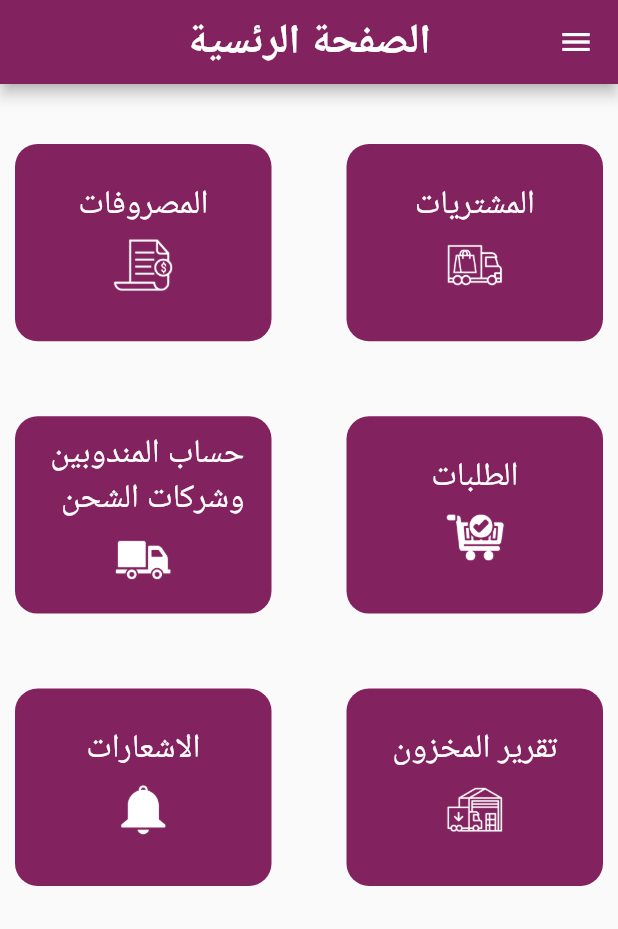
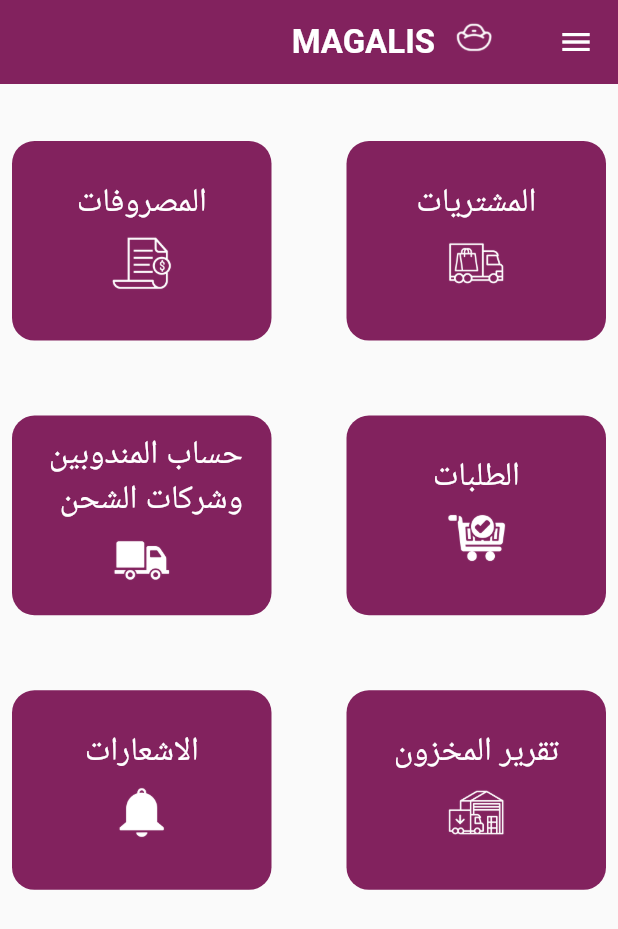
Before and after one commit to kamel-devil/ERP_Mobile, a Flutter app: the HomePage screen opened directly, on a phone screen of 412 x 824 dp. Shown: the top 929 px of the screen. Run offline on Flutter 3.47's test engine with Material 2 defaults, Android fonts, the phone set to English and light mode, and no system bars; our stand-ins replace cloud_firestore, dropdown_search, get; missing offline and left inert: qlevar_router; accounts and stored records are empty.

Commit message:
updated view dropdown

```diff
--- a/lib/components/appBar.dart
+++ b/lib/components/appBar.dart
@@ -14,7 +14,9 @@ class DefaultAppBar extends StatelessWidget {
     SizeConfig.init(context);
     String formattedDate = DateFormat('dd/MM/yy').format(now);
 
-    return Row(
+    return Padding(
+      padding: const EdgeInsets.symmetric(horizontal: 5),
+      child: Row(
         mainAxisAlignment: MainAxisAlignment.spaceBetween,
         crossAxisAlignment: CrossAxisAlignment.start,
         children: [
@@ -36,6 +38,7 @@ class DefaultAppBar extends StatelessWidget {
             ),
           ),
         ],
+      ),
     );
   }
 }
--- a/lib/main.dart
+++ b/lib/main.dart
@@ -2,8 +2,10 @@ import 'package:erp_app/routes/routes.dart';
 import 'package:erp_app/view/category/add_cat.dart';
 import 'package:erp_app/view/home/homepage.dart';
 import 'package:erp_app/view/industry/confirm_indus.dart';
+import 'package:erp_app/view/industry/indus_orders.dart';
 import 'package:erp_app/view/orders/account_statement.dart';
 import 'package:erp_app/view/orders/add_orders.dart';
+import 'package:erp_app/view/orders/companies_representatives.dart';
 import 'package:erp_app/view/orders/orders_details.dart';
 import 'package:erp_app/view/purchases/confirm_purchase.dart';
 import 'package:erp_app/view/store/stores.dart';
@@ -35,7 +37,7 @@ class MyApp extends StatelessWidget {
       theme: ThemeData(
         primarySwatch: Colors.blue,
       ),
-      home: AddCat(),
+      home: const HomePage(),
     );
   }
 }
--- a/lib/view/home/homepage.dart
+++ b/lib/view/home/homepage.dart
@@ -2,9 +2,12 @@ import 'package:erp_app/components/appBar.dart';
 import 'package:erp_app/size_config.dart';
 import 'package:erp_app/view/home/taps/home_tap.dart';
 import 'package:flutter/material.dart';
-import 'package:provider/provider.dart';
+import 'package:get/get.dart';
 
+import '../../controller/controller.dart';
+import '../../resources/assets_manager.dart';
 import '../../resources/color_manger.dart';
+import '../orders/companies_representatives.dart';
 import 'drop_down_par.dart';
 
 class HomePage extends StatelessWidget {
@@ -14,24 +17,36 @@ class HomePage extends StatelessWidget {
   Widget build(BuildContext context) {
     SizeConfig.init(context);
     return SafeArea(
-      child: Scaffold(
+      child: GetBuilder<Controller>(
+        init: Controller(),
+        builder: (con) => Scaffold(
             appBar: AppBar(
               backgroundColor: ColorManager.primary,
               centerTitle: true,
-            title: Text(
-              'الصفحة الرئسية',
+              elevation: 0,
+              title: Row(
+                children: [
+                  Image.asset(
+                    ImageAssets.iconDropDown2,
+                    width: 50,
+                  ),
+                  Text(
+                    'MAGALIS',
                     maxLines: 2,
                     style: TextStyle(
-                  fontSize: getProportionateScreenWidth(25),
+                        fontSize: getProportionateScreenWidth(20),
                         color: Colors.white,
                         fontWeight: FontWeight.bold),
+                  ),
+                ],
               ),
             ),
             drawer: Drawer(
               backgroundColor: ColorManager.primary,
               child: DropDownList(),
             ),
-          body: HomeTap()),
+            body: con.current),
+      ),
     );
   }
 }
--- a/lib/view/home/taps/home_tap.dart
+++ b/lib/view/home/taps/home_tap.dart
@@ -134,15 +134,13 @@ class _HomeTapState extends State<HomeTap> {
             height: 30,
           ),
           Expanded(
-
             child: GridView.count(
               shrinkWrap: true,
-
               childAspectRatio: 1.3,
               crossAxisCount: 2,
               crossAxisSpacing: 50,
               mainAxisSpacing: 50,
-              padding: const EdgeInsets.all(10.0),
+              padding: const EdgeInsets.all(8.0),
               children: List.generate(
                   title.length,
                   (index) => InkWell(
--- a/lib/view/industry/indus_orders.dart
+++ b/lib/view/industry/indus_orders.dart
@@ -120,7 +120,7 @@ class _IndustryOrderState extends State<IndustryOrder> {
                           height: 10,
                         ),
                         SizedBox(
-                          width: getProportionateScreenWidth(130),
+                          width: getProportionateScreenWidth(140),
                           height: 60,
                           child: ElevatedButton(
                             onPressed: () => _selectDate(context),
```
Also changed, not shown: lib/components/deafult_dorp_down.dart (+6 -2 lines), lib/controller/controller.dart (+26 -55 lines), lib/view/home/drop_down_par.dart (+7 -3 lines), lib/view/purchases/add_purchase_bill.dart (+13 -13 lines). Lines whose indentation alone changed are shown as unchanged.
